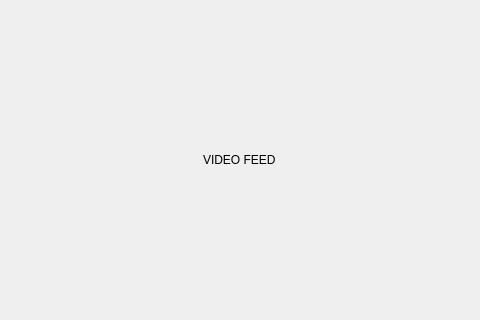
Qt form src/ui/main_window.ui (TrojiGareer/MIRA) before a commit; both pictures show x 95 to 575 and y 183 to 503 of the 896 by 687 pixel window.
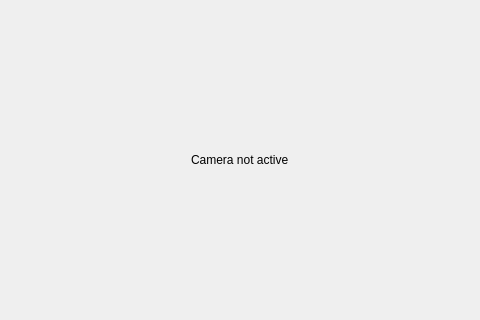
The same form after that commit.

Commit message: Integrated the camera in the GUI Also added a FPS counter

Patch:
```diff
--- a/src/ui/main_window.ui
+++ b/src/ui/main_window.ui
@@ -136,8 +136,14 @@
             <layout class="QVBoxLayout" name="verticalLayout_2">
              <item alignment="Qt::AlignHCenter|Qt::AlignVCenter">
               <widget class="QLabel" name="labelVideoFeed">
+               <property name="sizePolicy">
+                <sizepolicy hsizetype="Expanding" vsizetype="Expanding">
+                 <horstretch>0</horstretch>
+                 <verstretch>0</verstretch>
+                </sizepolicy>
+               </property>
                <property name="text">
-                <string>VIDEO FEED</string>
+                <string>Camera not active</string>
                </property>
               </widget>
              </item>
```
The commit also changes 1 other file.
